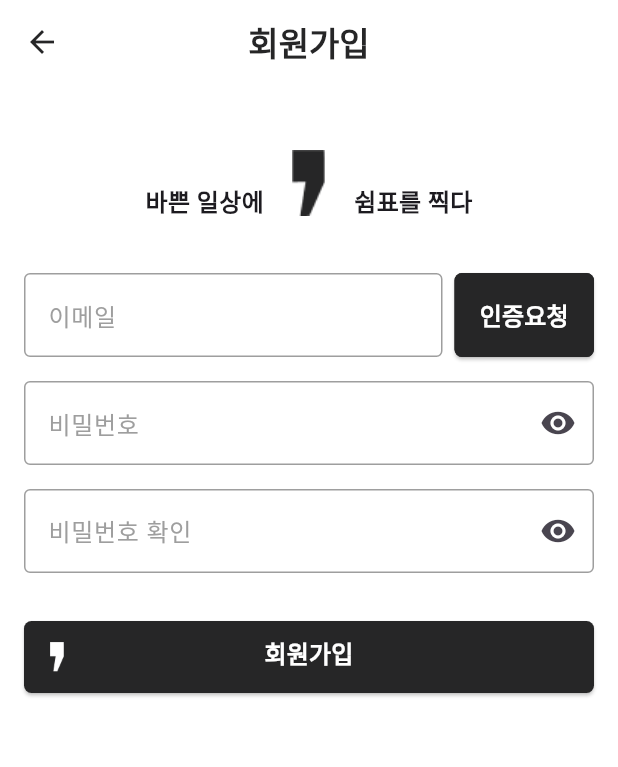
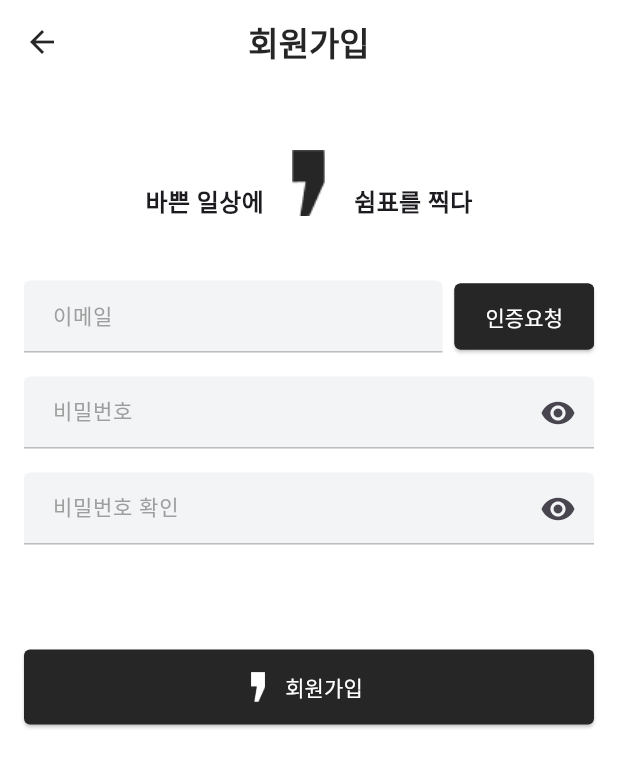
Before and after one commit to Comma-in-the-schedule/front_end_repo, a Flutter app: the RegisterScreen screen opened by its route, on a phone screen of 412 x 824 dp. Shown: the top 767 px of the screen. Run offline on Flutter 3.47's test engine with Material 3 defaults, Android fonts, the phone set to English and light mode, and no system bars; our stand-ins replace shared_preferences; accounts and stored records are empty; Roboto replaces fonts that are missing (Pretendard).

Commit message:
feat: 회원가입 화면 디자인 가이드 적용

```diff
--- a/lib/features/auth/presentation/pages/register_screen.dart
+++ b/lib/features/auth/presentation/pages/register_screen.dart
@@ -436,10 +436,7 @@ class _RegisterScreenState extends State<RegisterScreen> {
             style: ElevatedButton.styleFrom(
               backgroundColor: Colors.white,
               foregroundColor: const Color(0xFF262627),
-              padding: const EdgeInsets.symmetric(
-                vertical: 10,
-                horizontal: 16,
-              ),
+              padding: const EdgeInsets.symmetric(vertical: 10, horizontal: 16),
               shape: RoundedRectangleBorder(
                 borderRadius: BorderRadius.circular(8),
               ),
@@ -509,7 +506,7 @@ class _RegisterScreenState extends State<RegisterScreen> {
                   ),
                 ],
               ),
-              const SizedBox(height: 5),
+              const SizedBox(height: 10),
 
               // 이메일 입력 + 인증요청 버튼
               Row(
@@ -521,23 +518,31 @@ class _RegisterScreenState extends State<RegisterScreen> {
                       controller: _emailController,
                       enabled: !_isEmailVerified,
                       decoration: InputDecoration(
-                        labelText: '이메일',
-                        labelStyle: TextStyle(
-                          color: _emailError != null
-                              ? Color(0xFFB00020)
-                              : Colors.grey,
+                        filled: true,
+                        fillColor: const Color(0xFFF2F4F5),
+                        hintText: '이메일',
+                        hintStyle: const TextStyle(
+                          fontSize: 14,
+                          color: Colors.grey,
                         ),
-                        border: OutlineInputBorder(),
-                        enabledBorder: OutlineInputBorder(
+                        contentPadding: const EdgeInsets.symmetric(
+                          vertical: 5,
+                          horizontal: 15,
+                        ),
+                        enabledBorder: UnderlineInputBorder(
                           borderSide: BorderSide(
-                            color:
-                                _emailError != null ? Colors.red : Colors.grey,
+                            color: _emailError != null
+                                ? Color(0xFFB00020)
+                                : Color(0xFFBDBDBD),
+                            width: 1,
                           ),
                         ),
-                        focusedBorder: OutlineInputBorder(
+                        focusedBorder: UnderlineInputBorder(
                           borderSide: BorderSide(
-                            color:
-                                _emailError != null ? Colors.red : Colors.grey,
+                            color: _emailError != null
+                                ? Color(0xFFB00020)
+                                : Color(0xFF262627),
+                            width: 1,
                           ),
                         ),
                         errorText: _emailError,
@@ -557,25 +562,15 @@ class _RegisterScreenState extends State<RegisterScreen> {
                         foregroundColor: Colors.white,
                         disabledBackgroundColor: Colors.white,
                         disabledForegroundColor: const Color(0xFF262627),
-                        padding: const EdgeInsets.symmetric(
-                          vertical: 16.5,
-                          horizontal: 12,
-                        ),
+                        padding: const EdgeInsets.symmetric(vertical: 12),
                         shape: RoundedRectangleBorder(
-                          borderRadius: BorderRadius.circular(5),
+                          borderRadius: BorderRadius.circular(4),
                           side: BorderSide(
                             color: const Color(0xFF262627),
                           ),
                         ),
                       ),
-                      child: Text(
-                        _isEmailVerified ? '인증완료' : '인증요청',
-                        style: const TextStyle(
-                          fontSize: 16,
-                          fontWeight: FontWeight.w600,
-                          fontFamily: 'Pretendard',
-                        ),
-                      ),
+                      child: Text(_isEmailVerified ? '인증완료' : '인증요청'),
                     ),
                   ),
                 ],
@@ -587,26 +582,31 @@ class _RegisterScreenState extends State<RegisterScreen> {
                 controller: _passwordController,
                 obscureText: !_isPasswordVisible,
                 decoration: InputDecoration(
-                  labelText: '비밀번호',
-                  labelStyle: TextStyle(
-                    color: _passwordError != null
-                        ? const Color(0xFFB00020)
-                        : Colors.grey,
+                  filled: true,
+                  fillColor: const Color(0xFFF2F4F5),
+                  hintText: '비밀번호',
+                  hintStyle: const TextStyle(
+                    fontSize: 14,
+                    color: Colors.grey,
                   ),
-                  floatingLabelStyle: TextStyle(
-                    color: _passwordError != null
-                        ? const Color(0xFFB00020)
-                        : Colors.grey,
+                  contentPadding: const EdgeInsets.symmetric(
+                    vertical: 11,
+                    horizontal: 15,
                   ),
-                  border: OutlineInputBorder(),
-                  enabledBorder: OutlineInputBorder(
+                  enabledBorder: UnderlineInputBorder(
                     borderSide: BorderSide(
-                      color: _passwordError != null ? Colors.red : Colors.grey,
+                      color: _passwordError != null
+                          ? Color(0xFFB00020)
+                          : Color(0xFFBDBDBD),
+                      width: 1,
                     ),
                   ),
-                  focusedBorder: OutlineInputBorder(
+                  focusedBorder: UnderlineInputBorder(
                     borderSide: BorderSide(
-                      color: _passwordError != null ? Colors.red : Colors.grey,
+                      color: _passwordError != null
+                          ? Color(0xFFB00020)
+                          : Color(0xFF262627),
+                      width: 1,
                     ),
                   ),
                   errorText: _passwordError,
@@ -629,25 +629,31 @@ class _RegisterScreenState extends State<RegisterScreen> {
                 controller: _confirmPasswordController,
                 obscureText: !_isConfirmPasswordVisible,
                 decoration: InputDecoration(
-                  labelText: '비밀번호 확인',
-                  labelStyle: TextStyle(
-                    color: _confirmPasswordError != null
-                        ? Color(0xFFB00020)
-                        : Colors.grey,
+                  filled: true,
+                  fillColor: const Color(0xFFF2F4F5),
+                  hintText: '비밀번호 확인',
+                  hintStyle: const TextStyle(
+                    fontSize: 14,
+                    color: Colors.grey,
                   ),
-                  border: OutlineInputBorder(),
-                  enabledBorder: OutlineInputBorder(
+                  contentPadding: const EdgeInsets.symmetric(
+                    vertical: 11,
+                    horizontal: 15,
+                  ),
+                  enabledBorder: UnderlineInputBorder(
                     borderSide: BorderSide(
                       color: _confirmPasswordError != null
-                          ? Colors.red
-                          : Colors.grey,
+                          ? Color(0xFFB00020)
+                          : Color(0xFFBDBDBD),
+                      width: 1,
                     ),
                   ),
-                  focusedBorder: OutlineInputBorder(
+                  focusedBorder: UnderlineInputBorder(
                     borderSide: BorderSide(
                       color: _confirmPasswordError != null
-                          ? Colors.red
-                          : Colors.grey,
+                          ? Color(0xFFB00020)
+                          : Color(0xFF262627),
+                      width: 1,
                     ),
                   ),
                   errorText: _confirmPasswordError,
@@ -663,12 +669,12 @@ class _RegisterScreenState extends State<RegisterScreen> {
                 ),
                 onChanged: _validateConfirmPassword,
               ),
-              const SizedBox(height: 32),
+              const SizedBox(height: 70),
 
               // 회원가입 버튼
               CustomButton(
                 text: '회원가입',
-                iconPath: 'assets/icons/logo_white.png',
+                iconPath: 'assets/icons/logo_w.png',
                 onPressed: _register,
               ),
             ],
--- a/lib/features/auth/presentation/widgets/custom_button.dart
+++ b/lib/features/auth/presentation/widgets/custom_button.dart
@@ -4,53 +4,46 @@ class CustomButton extends StatelessWidget {
   final String text;
   final String iconPath;
   final VoidCallback onPressed;
-  final Color backgroundColor;
-  final Color textColor;
 
   const CustomButton({
     super.key,
     required this.text,
     required this.iconPath,
     required this.onPressed,
-    this.backgroundColor = const Color(0xFF262627),
-    this.textColor = const Color(0xFFffffff),
   });
 
   @override
   Widget build(BuildContext context) {
-    return ElevatedButton(
+    return SizedBox(
+      width: double.infinity,
+      height: 50,
+      child: ElevatedButton.icon(
         onPressed: onPressed,
-      style: ElevatedButton.styleFrom(
-        backgroundColor: backgroundColor,
-        foregroundColor: textColor,
-        shape: RoundedRectangleBorder(
-          borderRadius: BorderRadius.circular(5),
-        ),
-        padding: const EdgeInsets.symmetric(vertical: 10),
-      ),
-      child: Stack(
-        children: [
-          Align(
-            alignment: Alignment.centerLeft,
-            child: Padding(
-              padding: const EdgeInsets.only(left: 12.0, top: 4.0, bottom: 4.0),
-              child: Image.asset(
+        // icon: Padding(
+        //   padding: const EdgeInsets.only(left: 10),
+        //   child: Image.asset(
+        //     iconPath,
+        //     width: 20,
+        //     height: 20,
+        //   ),
+        // ),
+        icon: Image.asset(
           iconPath,
           width: 20,
           height: 20,
         ),
+        label: Text(
+          text,
+          style: TextStyle(
+            color: Colors.white,
           ),
         ),
-          Center(
-            child: Text(
-              text,
-              style: const TextStyle(
-                fontSize: 16,
-                fontWeight: FontWeight.bold,
+        style: ElevatedButton.styleFrom(
+          backgroundColor: const Color(0xFF262627),
+          shape: RoundedRectangleBorder(
+            borderRadius: BorderRadius.circular(4),
           ),
         ),
-          ),
-        ],
       ),
     );
   }
```
Lines whose indentation alone changed are shown as unchanged.
